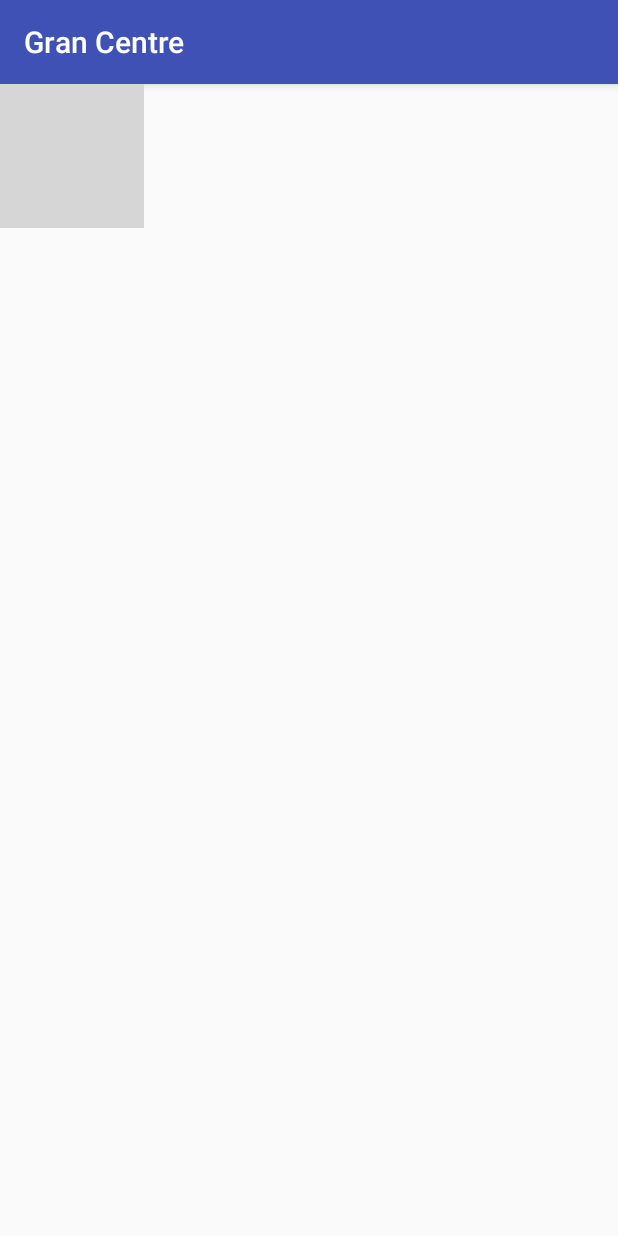
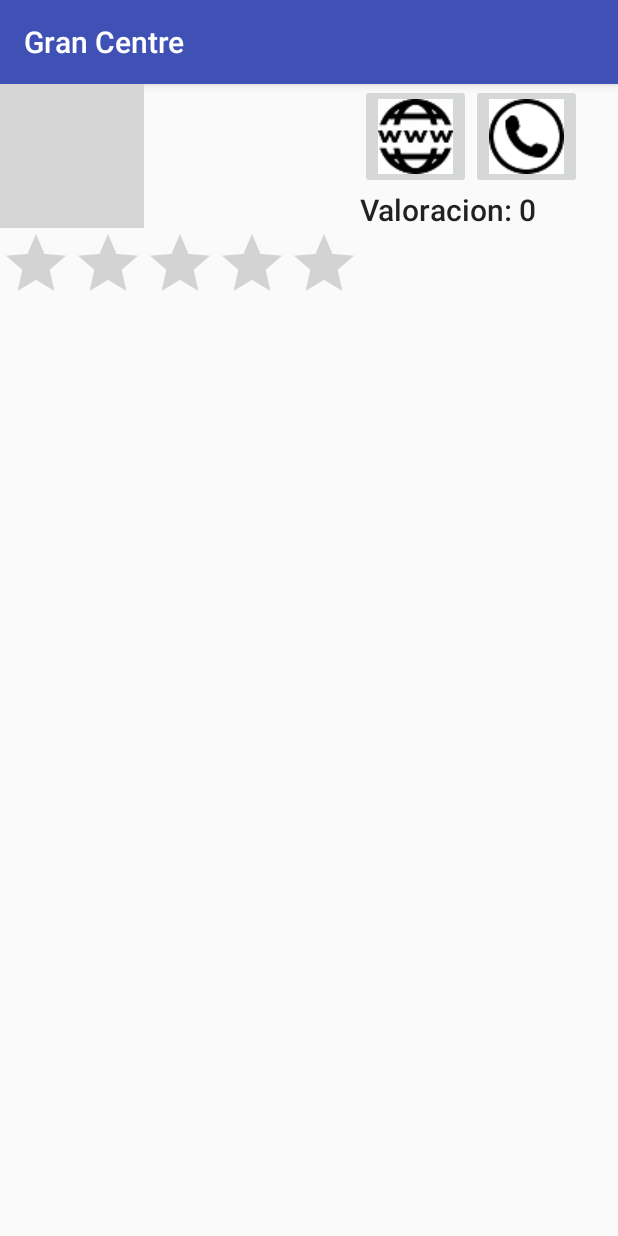
Before and after one commit to adriagaca/GranCentre, an Android app: the Activity_Restaurant screen opened directly, with no data from a screen before it, on a phone screen of 412 x 824 dp. Run offline under Robolectric (Android 15) with nearby library versions, the phone set to English and light mode, and no system bars; grey boxes are pictures that could not be loaded.

Commit message:
chavales e añadido una imagen, cuidadok

```diff
--- a/app/src/main/res/layout/activity__restaurant.xml
+++ b/app/src/main/res/layout/activity__restaurant.xml
@@ -10,20 +10,54 @@
         android:layout_height="wrap_content"
         android:orientation="horizontal">
 
-        <ImageView
-            android:id="@+id/imageView8"
-            android:layout_width="wrap_content"
-            android:layout_height="wrap_content"
-            android:layout_weight="1"
-            android:src="@drawable/rest_el_celler_de_jabugo"
-            />
         <LinearLayout
             android:layout_width="wrap_content"
             android:layout_height="wrap_content"
             android:orientation="vertical">
+            <ImageView
+                android:id="@+id/img_jabugo"
+                android:layout_width="wrap_content"
+                android:layout_height="wrap_content"
+                android:layout_weight="1"
+                android:src="@drawable/rest_el_celler_de_jabugo" />
 
+            <RatingBar
+                android:layout_width="wrap_content"
+                android:layout_height="wrap_content"
+                android:layout_weight="1" />
+        </LinearLayout>
 
+        <LinearLayout
+            android:layout_width="wrap_content"
+            android:layout_height="wrap_content"
+            android:orientation="vertical">
+            <LinearLayout
+                android:layout_width="wrap_content"
+                android:layout_height="wrap_content"
+                android:orientation="horizontal">
+
+                <ImageButton
+                    android:id="@+id/web_jabugo"
+                    android:layout_width="wrap_content"
+                    android:layout_height="wrap_content"
+                    android:src="@drawable/webico" />
+
+                <ImageButton
+                    android:id="@+id/tlf_jabugo"
+                    android:layout_width="wrap_content"
+                    android:layout_height="wrap_content"
+                    android:src="@drawable/tlfico" />
+
+            </LinearLayout>
+
+            <TextView
+                android:id="@+id/tx_valoracion"
+                android:layout_width="wrap_content"
+                android:layout_height="wrap_content"
+                android:text="Valoracion: 0"
+                android:textAppearance="@style/TextAppearance.AppCompat.Title" />
         </LinearLayout>
+
     </LinearLayout>
 
 </LinearLayout>
```
